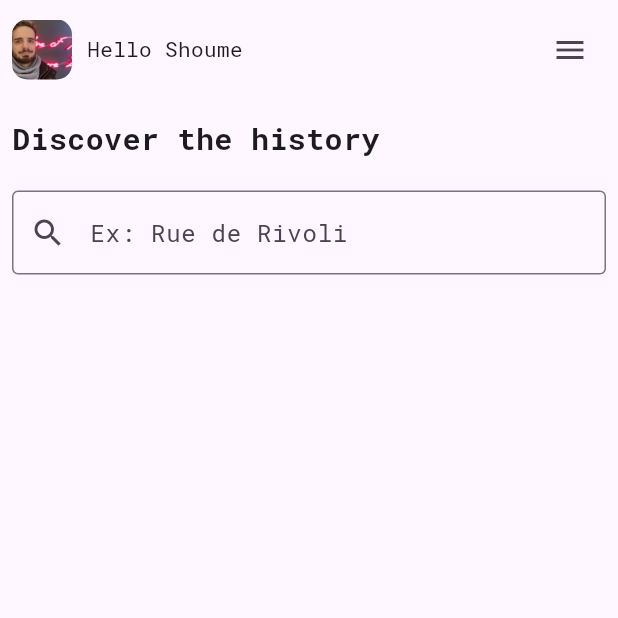
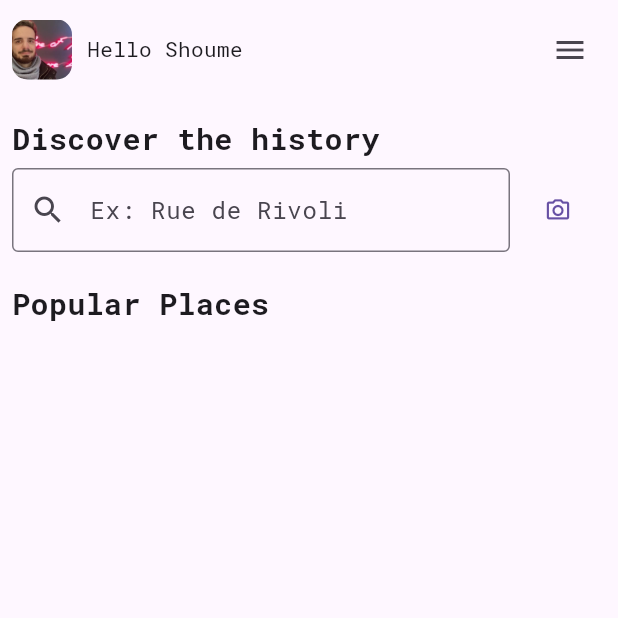
Before and after one commit to HugoLaurent/history_street, a Flutter app: the screen it shows after launch, on a phone screen of 412 x 824 dp, the top half of it. Run offline on Flutter 3.47's test engine with Material 3 defaults, Android fonts, the light colour scheme and no system bars; our stand-ins replace google_fonts.

Commit message:
feat: update layout and add camera button

```diff
--- a/lib/main.dart
+++ b/lib/main.dart
@@ -55,7 +55,7 @@
                     fontWeight: FontWeight.bold,
                   ),
                 ),
-                const SizedBox(height: 20),
+                const SizedBox(height: 5),
                 Row(
                   children: [
                     Expanded(
@@ -70,7 +70,15 @@
                         ),
                       ),
                     ),
+                    TextButton(
+                        onPressed: () {},
+                        child: const Icon(Icons.camera_alt_outlined)),
                   ],
+                ),
+                const SizedBox(height: 20),
+                const Text(
+                  'Popular Places',
+                  style: TextStyle(fontSize: 20, fontWeight: FontWeight.bold),
                 ),
               ],
             ),
```
